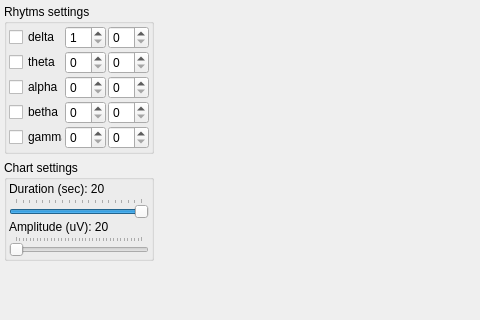
Old version of the form UI/rhytmwindow.ui in the repository ZarkSPb/BB_Python; both pictures show x 0 to 480 and y 0 to 320 of the 980 by 649 pixel window.
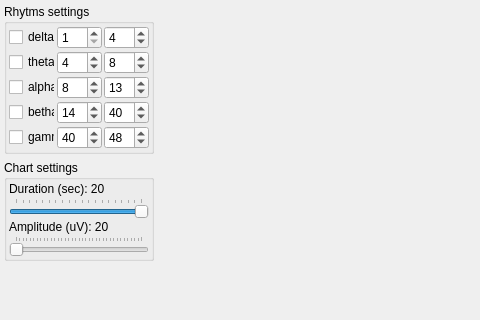
New version of the form.

```diff
--- a/UI/rhytmwindow.ui
+++ b/UI/rhytmwindow.ui
@@ -93,14 +93,20 @@
             <number>1</number>
            </property>
            <property name="maximum">
-            <number>50</number>
+            <number>48</number>
            </property>
           </widget>
          </item>
          <item row="0" column="2">
           <widget class="QSpinBox" name="spinBox_2">
+           <property name="minimum">
+            <number>1</number>
+           </property>
            <property name="maximum">
-            <number>50</number>
+            <number>100</number>
+           </property>
+           <property name="value">
+            <number>4</number>
            </property>
           </widget>
          </item>
@@ -113,15 +119,27 @@
          </item>
          <item row="1" column="1">
           <widget class="QSpinBox" name="spinBox_3">
+           <property name="minimum">
+            <number>1</number>
+           </property>
            <property name="maximum">
-            <number>50</number>
+            <number>100</number>
+           </property>
+           <property name="value">
+            <number>4</number>
            </property>
           </widget>
          </item>
          <item row="1" column="2">
           <widget class="QSpinBox" name="spinBox_4">
+           <property name="minimum">
+            <number>1</number>
+           </property>
            <property name="maximum">
-            <number>50</number>
+            <number>100</number>
+           </property>
+           <property name="value">
+            <number>8</number>
            </property>
           </widget>
          </item>
@@ -134,15 +152,27 @@
          </item>
          <item row="2" column="1">
           <widget class="QSpinBox" name="spinBox_5">
+           <property name="minimum">
+            <number>1</number>
+           </property>
            <property name="maximum">
-            <number>50</number>
+            <number>100</number>
+           </property>
+           <property name="value">
+            <number>8</number>
            </property>
           </widget>
          </item>
          <item row="2" column="2">
           <widget class="QSpinBox" name="spinBox_6">
+           <property name="minimum">
+            <number>1</number>
+           </property>
            <property name="maximum">
-            <number>50</number>
+            <number>100</number>
+           </property>
+           <property name="value">
+            <number>13</number>
            </property>
           </widget>
          </item>
@@ -155,15 +185,27 @@
          </item>
          <item row="3" column="1">
           <widget class="QSpinBox" name="spinBox_7">
+           <property name="minimum">
+            <number>1</number>
+           </property>
            <property name="maximum">
-            <number>50</number>
+            <number>100</number>
+           </property>
+           <property name="value">
+            <number>14</number>
            </property>
           </widget>
          </item>
          <item row="3" column="2">
           <widget class="QSpinBox" name="spinBox_8">
+           <property name="minimum">
+            <number>1</number>
+           </property>
            <property name="maximum">
-            <number>50</number>
+            <number>100</number>
+           </property>
+           <property name="value">
+            <number>40</number>
            </property>
           </widget>
          </item>
@@ -176,14 +218,26 @@
          </item>
          <item row="4" column="1">
           <widget class="QSpinBox" name="spinBox_9">
+           <property name="minimum">
+            <number>1</number>
+           </property>
            <property name="maximum">
-            <number>50</number>
+            <number>100</number>
+           </property>
+           <property name="value">
+            <number>40</number>
            </property>
           </widget>
          </item>
          <item row="4" column="2">
           <widget class="QSpinBox" name="spinBox_10">
+           <property name="minimum">
+            <number>1</number>
+           </property>
            <property name="maximum">
+            <number>100</number>
+           </property>
+           <property name="value">
             <number>48</number>
            </property>
           </widget>
```
